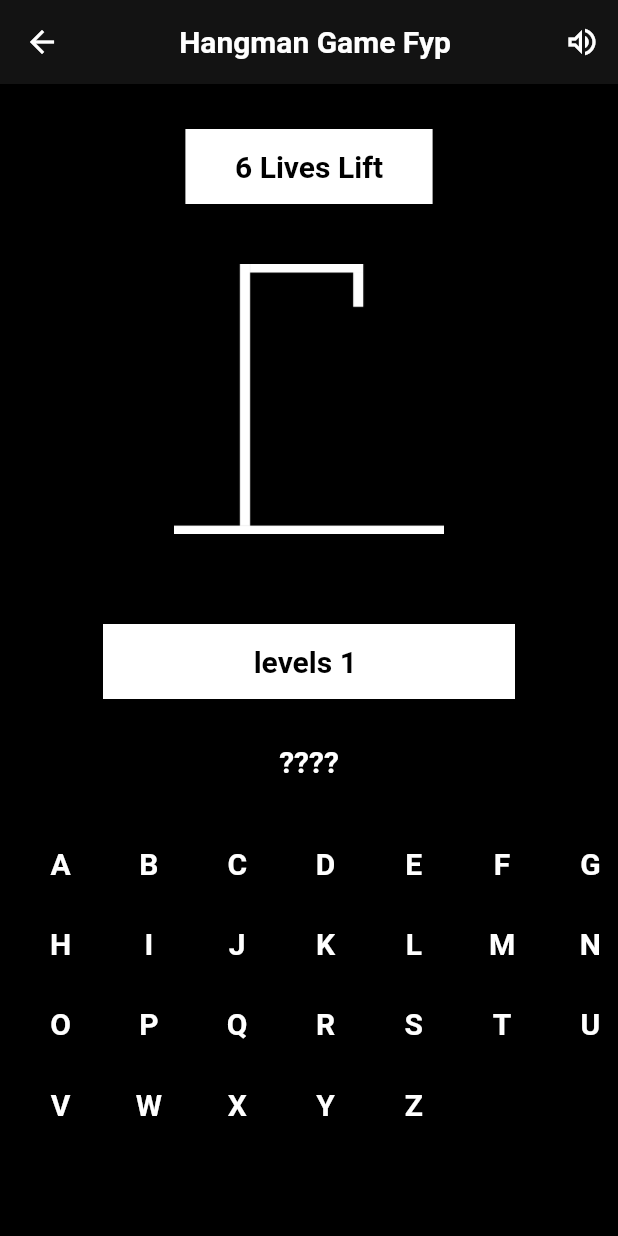
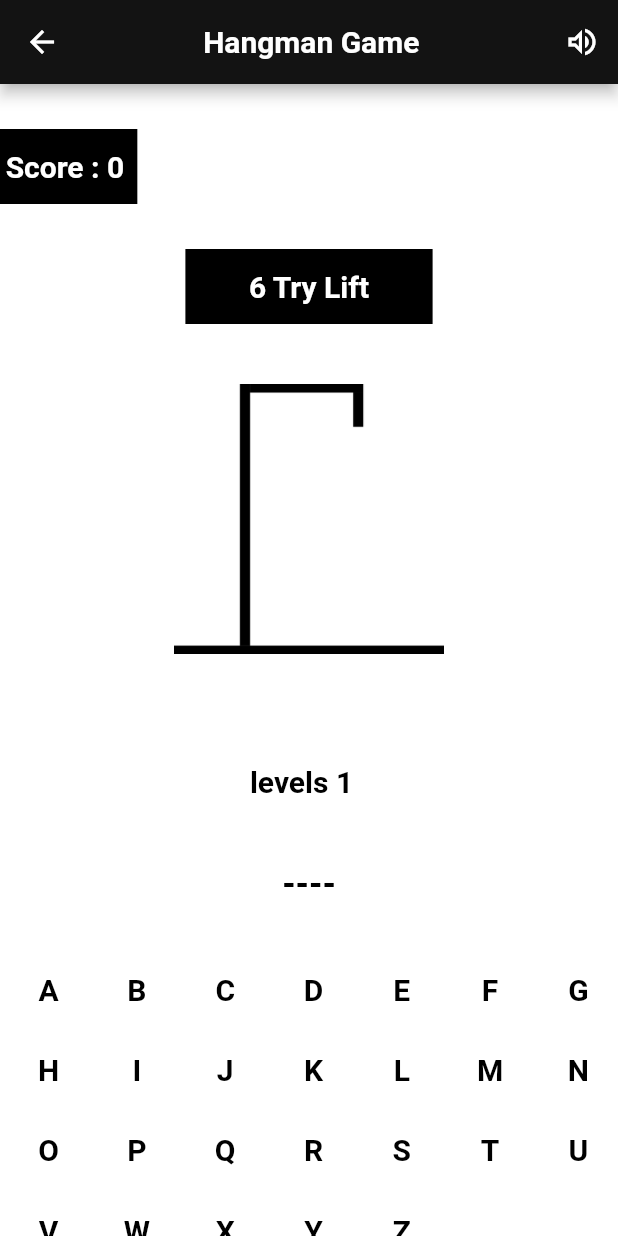
Before and after one commit to Exalter104/Hangman-Game--For-FYP, a Flutter app: the screen it shows after launch, after a tap on "PLAY", on a phone screen of 412 x 824 dp. Run offline on Flutter 3.47's test engine with Material 2 defaults, Android fonts, the light colour scheme and no system bars; our stand-ins replace animated_text_kit, avatar_glow, dropdown_button2, google_fonts; missing offline and left inert: particles_flutter.

Commit message:
HANGMAN Vocablory BuildIng App : Score module added

```diff
--- a/hangman_app_fyp/lib/game_screen/gamescreen.dart
+++ b/hangman_app_fyp/lib/game_screen/gamescreen.dart
@@ -18,6 +18,7 @@ class _GameScreenState extends State<GameScreen> {
   var guessWord = [];
 
   int status = 0;
+  int score = 0;
   List gameImages = [
     "images/0.png",
     "images/1.png",
@@ -27,7 +28,7 @@ class _GameScreenState extends State<GameScreen> {
     "images/5.png",
     "images/6.png",
   ];
-  openDiloge(String title) {
+  openDiloge(var title, score) {
     return showDialog(
         barrierDismissible: false,
         context: context,
@@ -48,6 +49,12 @@ class _GameScreenState extends State<GameScreen> {
                           const Color.fromARGB(255, 0, 0, 0), FontWeight.bold),
                       textAlign: TextAlign.center,
                     ),
+                    Text(
+                      score,
+                      style: gameTextStyle(24,
+                          const Color.fromARGB(255, 0, 0, 0), FontWeight.bold),
+                      textAlign: TextAlign.center,
+                    ),
                     const SizedBox(
                       height: 5,
                     ),
@@ -59,6 +66,7 @@ class _GameScreenState extends State<GameScreen> {
                             Navigator.pop(context);
                             setState(() {
                               status = 0;
+                              score = 0;
                               guessWord.clear();
                               randomWordGenerate =
                                   wordlist[Random().nextInt(wordlist.length)];
@@ -146,7 +154,7 @@ class _GameScreenState extends State<GameScreen> {
       if (guessWord.contains(addAlphas)) {
         displayWord += "$addAlphas ";
       } else {
-        displayWord += "?";
+        displayWord += "-";
       }
     }
     return displayWord;
@@ -156,15 +164,14 @@ class _GameScreenState extends State<GameScreen> {
     if (randomWordGenerate.contains(alphabits)) {
       setState(() {
         guessWord.add(alphabits);
+        score += 10;
       });
     } else if (status != 6) {
       setState(() {
         status += 1;
       });
     } else {
-      openDiloge(
-        "You lose",
-      );
+      openDiloge("You lose", "score :$score");
     }
     bool isWon = true;
     for (var i = 0; i < randomWordGenerate.length; i++) {
@@ -177,11 +184,17 @@ class _GameScreenState extends State<GameScreen> {
       }
     }
     if (isWon) {
-      openDiloge("You Win");
+      openDiloge("You Win", "score :$score");
     }
     if (isWon) {
       setState(() {
+        if (score >= 70) {
           levels++;
+        } else if (score >= 100) {
+          levels++;
+        } else if (score >= 140) {
+          levels++;
+        }
       });
     }
     if (levels >= 4) {
@@ -195,12 +208,12 @@ class _GameScreenState extends State<GameScreen> {
   @override
   Widget build(BuildContext context) {
     return Scaffold(
-        backgroundColor: Colors.black,
+        backgroundColor: const Color.fromARGB(255, 255, 255, 255),
         appBar: AppBar(
             backgroundColor: const Color.fromARGB(255, 19, 19, 19),
             title: Center(
               child: Text(
-                "Hangman Game Fyp",
+                "Hangman Game ",
                 style: gameTextStyle(20, Colors.white, FontWeight.bold),
               ),
             ),
@@ -214,26 +227,46 @@ class _GameScreenState extends State<GameScreen> {
             ]),
         body: SingleChildScrollView(
             physics: const ScrollPhysics(),
-            child: Container(
-                alignment: Alignment.center,
             child: Column(children: [
+              Row(
+                children: [
                   Container(
                     decoration: const BoxDecoration(
-                        color: Color.fromARGB(255, 255, 255, 255)),
+                        color: Color.fromARGB(255, 0, 0, 0)),
+                    margin: const EdgeInsets.only(top: 30),
+                    alignment: Alignment.center,
+                    width: MediaQuery.of(context).size.width / 4.5,
+                    height: 50,
+                    child: Text(
+                      "Score : $score ",
+                      style: gameTextStyle(
+                          20,
+                          const Color.fromARGB(255, 255, 255, 255),
+                          FontWeight.bold),
+                    ),
+                  ),
+                ],
+              ),
+              Container(
+                decoration:
+                    const BoxDecoration(color: Color.fromARGB(255, 0, 0, 0)),
                 margin: const EdgeInsets.only(top: 30),
                 alignment: Alignment.center,
                 width: MediaQuery.of(context).size.width / 2.5,
                 height: 50,
                 child: Text(
-                      "${6 - status} Lives Lift",
-                      style: gameTextStyle(20,
-                          const Color.fromARGB(255, 0, 0, 0), FontWeight.bold),
+                  "${6 - status} Try Lift",
+                  style: gameTextStyle(
+                      20,
+                      const Color.fromARGB(255, 255, 255, 255),
+                      FontWeight.bold),
                 ),
               ),
               const SizedBox(
                 height: 40,
               ),
               Image(
+                  color: Colors.black,
                   fit: BoxFit.cover,
                   height: 180,
                   width: 180,
@@ -250,16 +283,17 @@ class _GameScreenState extends State<GameScreen> {
                           color: Color.fromARGB(255, 255, 255, 255)),
                       margin: const EdgeInsets.only(top: 30),
                       alignment: Alignment.center,
-                            width: MediaQuery.of(context).size.width / 1.5,
+                      width: MediaQuery.of(context).size.width / 2.1,
                       height: 50,
                       child: Text(
-                              "levels $levels ",
+                        "levels $levels  ",
                         // "HINT : ANIMAL CATEGORY",
                         style: gameTextStyle(
                             20,
                             const Color.fromARGB(255, 0, 0, 0),
                             FontWeight.bold),
-                            ))
+                      ),
+                    )
 
                     // Container(
 
@@ -272,7 +306,8 @@ class _GameScreenState extends State<GameScreen> {
               ),
               Text(
                 hangmanWord(),
-                    style: gameTextStyle(20, Colors.white, FontWeight.bold),
+                style: gameTextStyle(
+                    23, const Color.fromARGB(255, 0, 0, 0), FontWeight.bold),
               ),
               const SizedBox(
                 height: 30,
@@ -284,7 +319,7 @@ class _GameScreenState extends State<GameScreen> {
                 childAspectRatio: 1.1,
                 children: letters.map((alphabits) {
                   return Padding(
-                        padding: const EdgeInsets.only(left: 22),
+                    padding: const EdgeInsets.only(left: 6),
                     child: InkWell(
                       onTap: () {
                         checkthatAlphs(alphabits);
@@ -293,13 +328,15 @@ class _GameScreenState extends State<GameScreen> {
                         child: Text(
                           alphabits,
                           style: gameTextStyle(
-                                  20, Colors.white, FontWeight.bold),
+                              20,
+                              const Color.fromARGB(255, 0, 0, 0),
+                              FontWeight.bold),
                         ),
                       ),
                     ),
                   );
                 }).toList(),
               )
-                ]))));
+            ])));
   }
 }
--- a/hangman_app_fyp/lib/initials Screens/gamestartpage.dart
+++ b/hangman_app_fyp/lib/initials Screens/gamestartpage.dart
@@ -36,13 +36,13 @@ class _GameStartPageState extends State<GameStartPage> {
                   fontWeight: FontWeight.bold),
             ),
             AvatarGlow(
-              startDelay: const Duration(milliseconds: 1000),
+              startDelay: const Duration(milliseconds: 600),
               glowColor: Colors.white,
               endRadius: 130.0,
-              duration: const Duration(milliseconds: 2000),
+              duration: const Duration(milliseconds: 1500),
               repeat: true,
               showTwoGlows: true,
-              repeatPauseDuration: const Duration(milliseconds: 100),
+              repeatPauseDuration: const Duration(milliseconds: 70),
               child: MaterialButton(
                 onPressed: () {
                   Navigator.push(
--- a/hangman_app_fyp/lib/initials Screens/splashscreen.dart
+++ b/hangman_app_fyp/lib/initials Screens/splashscreen.dart
@@ -17,7 +17,7 @@ class _SplashScreenState extends State<SplashScreen> {
   void initState() {
     super.initState();
     Timer(
-        const Duration(seconds: 6),
+        const Duration(seconds: 4),
         () => Navigator.pushReplacement(context,
             MaterialPageRoute(builder: (context) => const GameStartPage())));
   }
--- a/hangman_app_fyp/lib/main.dart
+++ b/hangman_app_fyp/lib/main.dart
@@ -1,6 +1,5 @@
 import 'package:flutter/material.dart';
-
-import 'initials Screens/splashscreen.dart';
+import 'package:hangman_app_fyp/initials%20Screens/splashscreen.dart';
 
 void main() {
   runApp(const MyApp());
```
Also changed, not shown: hangman_app_fyp/lib/Utils/dropdown.dart (added, +135 -0 lines), hangman_app_fyp/lib/Utils/particals.dart (added, +44 -0 lines), hangman_app_fyp/lib/initials Screens/modes.dart (added, +168 -0 lines), hangman_app_fyp/pubspec.yaml (+5 -2 lines), hangman_app_fyp/pubspec.lock. Lines whose indentation alone changed are shown as unchanged.
